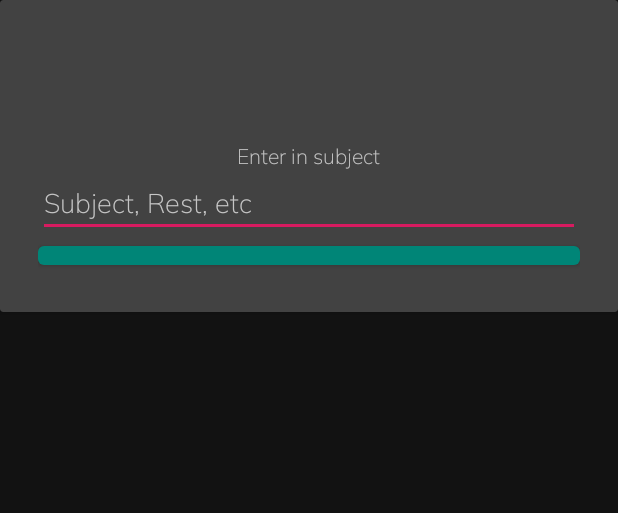
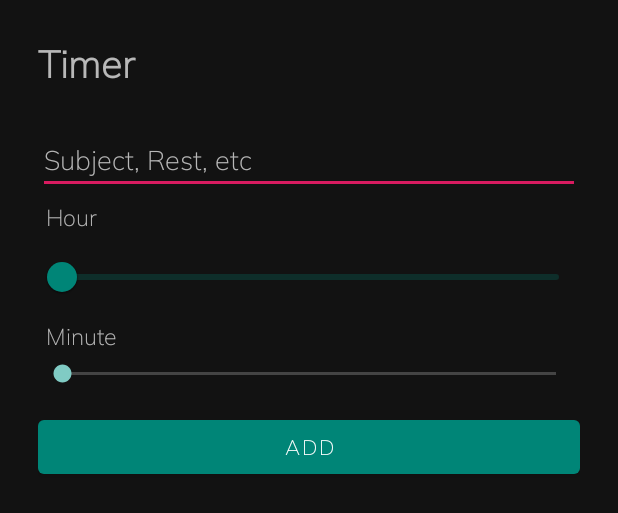
Before and after one commit to moolair/studytimer, an Android app: the layout activity_popup.xml on its own in the app's theme, with its tools: preview values and no code run, on a phone screen of 412 x 824 dp. Shown: the top 513 px of the screen. Run offline under Robolectric (Android 15) with nearby library versions, the phone set to English and light mode, and no system bars.

Commit message:
Added: popupActivity.java activity_popup.xml
In order to create activity as popup I had to change from popup.xml by adding those files.

Todo:
1. Read value from seekBar - compare detail page from learning website.
2. save values and put them into recyclerview
3. swipe to delete or undo

```diff
--- a/app/src/main/AndroidManifest.xml
+++ b/app/src/main/AndroidManifest.xml
@@ -9,6 +9,7 @@
         android:roundIcon="@mipmap/ic_launcher_round"
         android:supportsRtl="true"
         android:theme="@style/AppTheme">
+        <activity android:name=".Activities.popupActivity"></activity>
         <activity
             android:name=".Activities.MainActivity"
             android:label="@string/app_name"
@@ -19,6 +20,7 @@
                 <category android:name="android.intent.category.LAUNCHER" />
             </intent-filter>
         </activity>
+
         <meta-data
             android:name="preloaded_fonts"
             android:resource="@array/preloaded_fonts" />
--- a/app/src/main/java/com/moolair/studytimer/Activities/MainActivity.java
+++ b/app/src/main/java/com/moolair/studytimer/Activities/MainActivity.java
@@ -28,8 +28,6 @@ public class MainActivity extends AppCompatActivity {
 //    private EditText timing;
     private MaterialButton add_timer;
     private MaterialButton saveItem;
-
-
 
     @Override
     protected void onCreate(Bundle savedInstanceState) {
@@ -100,8 +98,8 @@ public class MainActivity extends AppCompatActivity {
 
     private void createPopupDialog(){
         dialogBuilder = new AlertDialog.Builder(this);
-        View v = getLayoutInflater().inflate(R.layout.popup, null);
-        studySubject = (EditText) v.findViewById(R.id.subjectItem);
+        View v = getLayoutInflater().inflate(R.layout.activity_popup, null);
+//        studySubject = (EditText) v.findViewById(R.id.subjectItem);
 //        add_timer = (MaterialButton) v.findViewById(R.id.add_timer);
         saveItem = (MaterialButton) v.findViewById(R.id.saveItem);
 
--- a/app/src/main/res/layout-v28/popup.xml
+++ b/app/src/main/res/layout/activity_popup.xml
@@ -84,7 +84,7 @@
             android:id="@+id/minute"
             android:layout_width="wrap_content"
             android:layout_height="wrap_content"
-            android:text="45"
+            android:text=""
             android:layout_above="@+id/scrollMinute"
             android:layout_alignRight="@+id/scrollMinute"/>
 
--- a/app/src/main/res/layout/popup.xml
+++ /dev/null
@@ -1,50 +0,0 @@
-<?xml version="1.0" encoding="utf-8"?>
-<LinearLayout xmlns:android="http://schemas.android.com/apk/res/android"
-    android:layout_width="match_parent"
-    android:layout_height="match_parent"
-    android:id="@+id/layout_id"
-    android:orientation="vertical">
-
-    <androidx.cardview.widget.CardView
-        android:layout_width="match_parent"
-        android:layout_height="wrap_content">
-
-        <RelativeLayout
-            android:layout_width="match_parent"
-            android:layout_height="208dp"
-            android:layout_gravity="center"
-            android:padding="25dp">
-
-            <!--            Timer setup comes in here
-        YJ - April 4, 2020
-        todo: needs to fix the order of the variables -->
-            <TextView
-                android:id="@+id/subject"
-                android:layout_width="wrap_content"
-                android:layout_height="wrap_content"
-                android:layout_centerHorizontal="true"
-                android:layout_centerVertical="true"
-                android:fontFamily="@font/muli"
-                android:text="@string/add_subject"
-                android:textFontWeight="400"
-                android:textStyle="bold" />
-
-            <EditText
-                android:id="@+id/subjectItem"
-                android:layout_width="match_parent"
-                android:layout_height="wrap_content"
-                android:layout_below="@+id/subject"
-                android:fontFamily="@font/muli"
-                android:hint="@string/subjectHint" />
-
-            <com.google.android.material.button.MaterialButton
-                android:id="@+id/saveItem"
-                android:layout_width="match_parent"
-                android:layout_height="wrap_content"
-                android:layout_below="@+id/subjectItem"
-                android:text="@string/saveTitle" />
-
-        </RelativeLayout>
-    </androidx.cardview.widget.CardView>
-
-</LinearLayout>
```
Also changed, not shown: app/src/main/java/com/moolair/studytimer/Activities/popupActivity.java (+44 -30 lines). Lines whose indentation alone changed are shown as unchanged.
